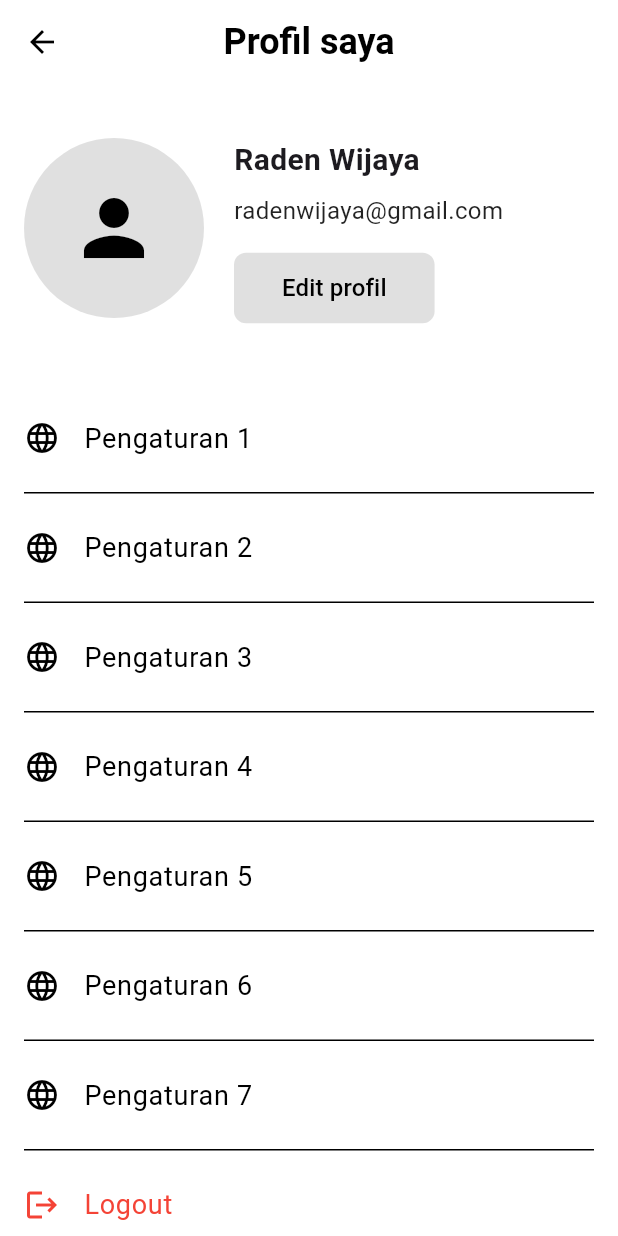
After one commit to FarrelAD/SANG-RAJA, a Flutter app: the screen it shows after launch, after a tap on the "person" icon, on a phone screen of 412 x 824 dp. The commit adds this screen. Run offline on Flutter 3.47's test engine with Material 3 defaults, Android fonts, the phone set to English and light mode, and no system bars.

Commit message:
feat: add new page `Profile`

```diff
--- a/lib/pages/home_page.dart
+++ b/lib/pages/home_page.dart
@@ -1,5 +1,6 @@
 import 'package:flutter/material.dart';
 import 'package:sang_raja/widgets/menu_item.dart';
+import 'package:sang_raja/widgets/sang_raja_app_bar.dart';
 
 class HomePage extends StatelessWidget {
   const HomePage({super.key});
@@ -8,19 +9,7 @@ class HomePage extends StatelessWidget {
   Widget build(BuildContext context) {
     return Scaffold(
       backgroundColor: Colors.white,
-      appBar: AppBar(
-        backgroundColor: Colors.white,
-        elevation: 0,
-        actions: [
-          Padding(
-            padding: const EdgeInsets.only(right: 16),
-            child: CircleAvatar(
-              backgroundColor: Colors.grey[300],
-              child: const Icon(Icons.person, color: Colors.black),
-            ),
-          ),
-        ],
-      ),
+      appBar: const SangRajaAppBar(title: ''),
       body: SingleChildScrollView(
         padding: const EdgeInsets.all(16),
         child: Column(
--- /dev/null
+++ b/lib/pages/profile/page.dart
@@ -0,0 +1,125 @@
+import 'package:flutter/material.dart';
+import 'package:sang_raja/pages/profile/widgets/logout_item.dart';
+import 'package:sang_raja/pages/profile/widgets/profile_menu_item.dart';
+
+class ProfilePage extends StatelessWidget {
+  const ProfilePage({super.key});
+
+  @override
+  Widget build(BuildContext context) {
+    return Scaffold(
+      backgroundColor: Colors.white,
+      appBar: AppBar(
+        backgroundColor: Colors.white,
+        elevation: 0,
+        leading: IconButton(
+          icon: const Icon(Icons.arrow_back, color: Colors.black),
+          onPressed: () => Navigator.pop(context),
+        ),
+        title: const Text(
+          'Profil saya',
+          style: TextStyle(
+            color: Colors.black,
+            fontSize: 24,
+            fontWeight: FontWeight.bold,
+          ),
+        ),
+        centerTitle: true,
+      ),
+      body: SingleChildScrollView(
+        padding: const EdgeInsets.all(16),
+        child: Column(
+          children: [
+            const SizedBox(height: 20),
+            // Profile Section
+            Row(
+              crossAxisAlignment: CrossAxisAlignment.start,
+              children: [
+                // Profile Avatar
+                CircleAvatar(
+                  radius: 60,
+                  backgroundColor: Colors.grey[300],
+                  child: const Icon(
+                    Icons.person,
+                    size: 60,
+                    color: Colors.black,
+                  ),
+                ),
+                const SizedBox(width: 20),
+                // Profile Info
+                Expanded(
+                  child: Column(
+                    crossAxisAlignment: CrossAxisAlignment.start,
+                    children: [
+                      const Text(
+                        'Raden Wijaya',
+                        style: TextStyle(
+                          fontSize: 20,
+                          fontWeight: FontWeight.bold,
+                        ),
+                      ),
+                      const SizedBox(height: 8),
+                      const Text(
+                        'radenwijaya@gmail.com',
+                        style: TextStyle(
+                          fontSize: 16,
+                          color: Colors.black87,
+                        ),
+                      ),
+                      const SizedBox(height: 16),
+                      ElevatedButton(
+                        onPressed: () {},
+                        style: ElevatedButton.styleFrom(
+                          backgroundColor: Colors.grey[300],
+                          foregroundColor: Colors.black,
+                          elevation: 0,
+                          shape: RoundedRectangleBorder(
+                            borderRadius: BorderRadius.circular(8),
+                          ),
+                          padding: const EdgeInsets.symmetric(
+                            horizontal: 32,
+                            vertical: 12,
+                          ),
+                        ),
+                        child: const Text(
+                          'Edit profil',
+                          style: TextStyle(fontSize: 16),
+                        ),
+                      ),
+                    ],
+                  ),
+                ),
+              ],
+            ),
+            const SizedBox(height: 40),
+            // Menu Items
+            const ProfileMenuItem(icon: Icons.language, title: 'Pengaturan 1'),
+            _buildDivider(),
+            const ProfileMenuItem(icon: Icons.language, title: 'Pengaturan 2'),
+            _buildDivider(),
+            const ProfileMenuItem(icon: Icons.language, title: 'Pengaturan 3'),
+            _buildDivider(),
+            const ProfileMenuItem(icon: Icons.language, title: 'Pengaturan 4'),
+            _buildDivider(),
+            const ProfileMenuItem(icon: Icons.language, title: 'Pengaturan 5'),
+            _buildDivider(),
+            const ProfileMenuItem(icon: Icons.language, title: 'Pengaturan 6'),
+            _buildDivider(),
+            const ProfileMenuItem(icon: Icons.language, title: 'Pengaturan 7'),
+            _buildDivider(),
+            const LogoutItem(),
+            _buildDivider(),
+          ],
+        ),
+      ),
+    );
+  }
+
+  Widget _buildDivider() {
+    return const Divider(
+      thickness: 1,
+      color: Colors.black,
+      height: 1,
+    );
+  }
+}
--- /dev/null
+++ b/lib/pages/profile/widgets/logout_item.dart
@@ -0,0 +1,21 @@
+import 'package:flutter/material.dart';
+
+class LogoutItem extends StatelessWidget {
+  const LogoutItem({super.key});
+
+  @override
+  Widget build(BuildContext context) {
+    return ListTile(
+      leading: const Icon(Icons.logout, color: Colors.red),
+      title: const Text(
+        'Logout',
+        style: TextStyle(
+          fontSize: 18,
+          color: Colors.red,
+        ),
+      ),
+      onTap: () {},
+      contentPadding: const EdgeInsets.symmetric(vertical: 8, horizontal: 0),
+    );
+  }
+}
--- /dev/null
+++ b/lib/pages/profile/widgets/profile_menu_item.dart
@@ -0,0 +1,24 @@
+import 'package:flutter/material.dart';
+
+class ProfileMenuItem extends StatelessWidget {
+  final IconData icon;
+  final String title;
+
+  const ProfileMenuItem({required this.icon, required this.title, super.key});
+
+  @override
+  Widget build(BuildContext context) {
+    return ListTile(
+      leading: Icon(icon, color: Colors.black),
+      title: Text(
+        title,
+        style: const TextStyle(
+          fontSize: 18,
+          color: Colors.black,
+        ),
+      ),
+      onTap: () {},
+      contentPadding: const EdgeInsets.symmetric(vertical: 8, horizontal: 0),
+    );
+  }
+}
--- /dev/null
+++ b/lib/widgets/sang_raja_app_bar.dart
@@ -0,0 +1,51 @@
+import 'package:flutter/material.dart';
+import 'package:sang_raja/pages/profile/page.dart';
+
+class SangRajaAppBar extends StatelessWidget implements PreferredSizeWidget {
+  final String title;
+  final bool showProfileIcon;
+
+  const SangRajaAppBar({
+    required this.title,
+    super.key,
+    this.showProfileIcon = true,
+  });
+
+  @override
+  Widget build(BuildContext context) {
+    return AppBar(
+      backgroundColor: Colors.white,
+      elevation: 0,
+      title: Text(
+        title,
+        style: const TextStyle(
+          color: Colors.black,
+          fontSize: 24,
+          fontWeight: FontWeight.bold,
+        ),
+      ),
+      actions: showProfileIcon
+          ? [
+              Padding(
+                padding: const EdgeInsets.only(right: 16),
+                child: GestureDetector(
+                  onTap: () {
+                    Navigator.push(
+                      context,
+                      MaterialPageRoute(builder: (ctx) => const ProfilePage())
+                    );
+                  },
+                  child: CircleAvatar(
+                    backgroundColor: Colors.grey[300],
+                    child: const Icon(Icons.person, color: Colors.black),
+                  ),
+                ),
+              ),
+            ]
+          : null,
+    );
+  }
+
+  @override
+  Size get preferredSize => const Size.fromHeight(kToolbarHeight);
+}
```
Also changed, not shown: lib/pages/kegiatan_page.dart (+2 -21 lines), lib/pages/keuangan_page.dart (+2 -21 lines), lib/pages/masyarakat_page.dart (+2 -21 lines).
